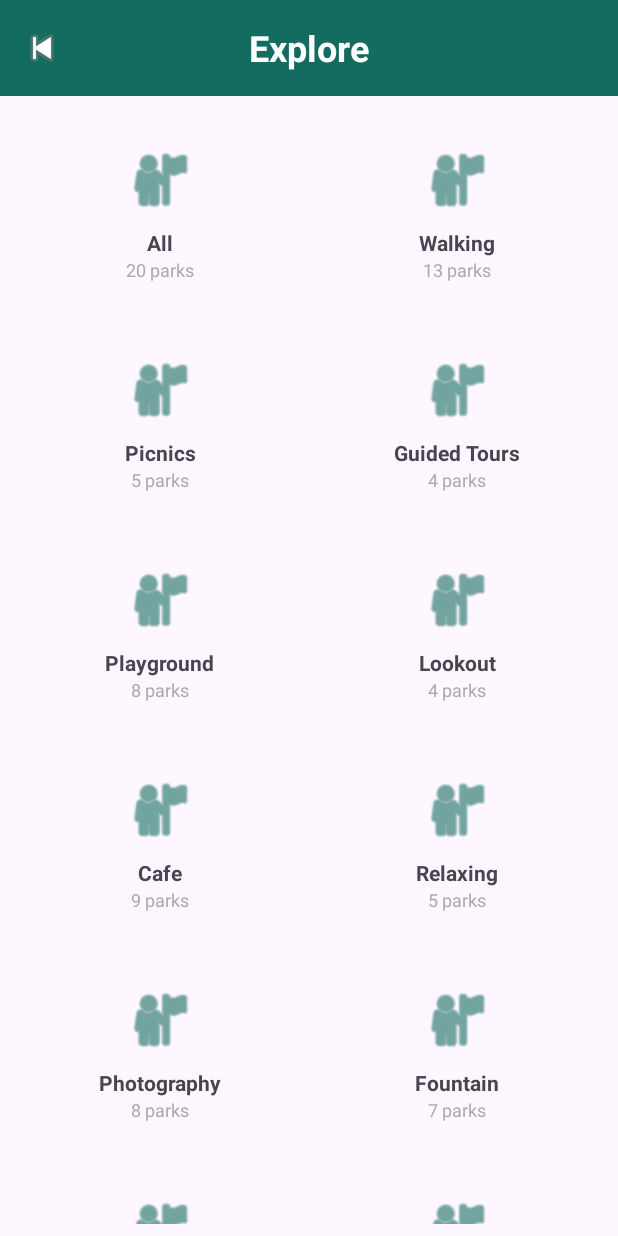
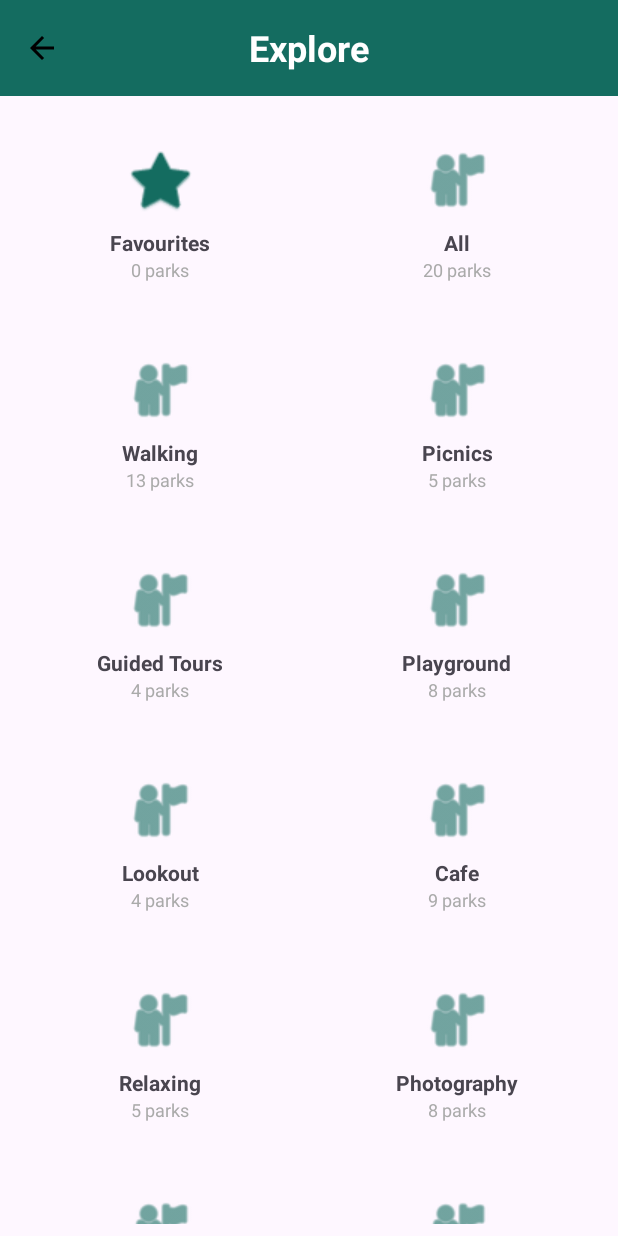
Before and after one commit to MitchellPescud/COMP2008-Assignment-1, an Android app: the Explore screen opened directly, with no data from a screen before it, on a phone screen of 412 x 824 dp. Run offline under Robolectric (Android 15) with nearby library versions, the phone set to English and light mode, and no system bars.

Commit message:
Merge branch 'Parks-Data-Overhaul'
some updated GUI

```diff
--- a/app/src/main/java/com/example/comp2008assignment1/Explore.kt
+++ b/app/src/main/java/com/example/comp2008assignment1/Explore.kt
@@ -9,6 +9,7 @@ import androidx.core.view.WindowInsetsCompat
 import androidx.recyclerview.widget.GridLayoutManager
 import androidx.recyclerview.widget.RecyclerView
 import com.google.android.material.appbar.MaterialToolbar
+import androidx.core.content.ContextCompat
 
 // Explore Activity
 // Shows all available categories of parks in a grid (e.g. All, Playgrounds, Sports, Favourites).
@@ -36,6 +37,9 @@ class Explore : AppCompatActivity() {
         supportActionBar?.setDisplayShowTitleEnabled(false)
         supportActionBar?.setDisplayHomeAsUpEnabled(true)
 
+        // Set the navigation icon tint to black
+        toolbar.navigationIcon?.setTint(ContextCompat.getColor(this, android.R.color.black))
+
         // Back arrow to return to MainActivity
         toolbar.setNavigationOnClickListener {
             startActivity(Intent(this, MainActivity::class.java))
@@ -50,8 +54,8 @@ class Explore : AppCompatActivity() {
         val parks = ParkRepository.getAll()
         val categories = deriveCategoriesWithCounts(parks)
 
-        // Add Favourites as a special card at the end
-        val allWithFav = categories + CategoryItem("Favourites", 0, android.R.drawable.btn_star)
+        // Add Favourites as a special card at the start
+        val allWithFav = listOf(CategoryItem("Favourites", 0, android.R.drawable.btn_star)) + categories
 
         // Bind to adapter (handles click events)
         adapter = CategoryAdapter(allWithFav) { category ->
--- a/app/src/main/java/com/example/comp2008assignment1/ParkListActivity.kt
+++ b/app/src/main/java/com/example/comp2008assignment1/ParkListActivity.kt
@@ -14,6 +14,7 @@ import androidx.recyclerview.widget.RecyclerView
 import com.google.android.material.appbar.MaterialToolbar
 import com.google.android.material.chip.Chip
 import com.google.android.material.chip.ChipGroup
+import androidx.core.content.ContextCompat
 
 // ParkListActivity
 // Displays a filtered list of parks (based on search query or category).
@@ -47,6 +48,9 @@ class ParkListActivity : AppCompatActivity() {
         setSupportActionBar(toolbar)
         supportActionBar?.setDisplayShowTitleEnabled(false)
         supportActionBar?.setDisplayHomeAsUpEnabled(true)
+
+        // Set the navigation icon tint to black
+        toolbar.navigationIcon?.setTint(ContextCompat.getColor(this, android.R.color.black))
 
         // Back arrow to Explore
         toolbar.setNavigationOnClickListener {
--- a/app/src/main/res/layout/activity_explore.xml
+++ b/app/src/main/res/layout/activity_explore.xml
@@ -1,5 +1,4 @@
 <?xml version="1.0" encoding="utf-8"?>
-
 <!-- Explore screen layout: toolbar + category grid -->
 <androidx.constraintlayout.widget.ConstraintLayout
     xmlns:android="http://schemas.android.com/apk/res/android"
@@ -17,8 +16,7 @@
         android:background="?attr/colorPrimary"
         app:layout_constraintTop_toTopOf="parent"
         app:layout_constraintStart_toStartOf="parent"
-        app:layout_constraintEnd_toEndOf="parent"
-        app:navigationIcon="@android:drawable/ic_media_previous">
+        app:layout_constraintEnd_toEndOf="parent">
 
         <TextView
             android:layout_width="wrap_content"
```
